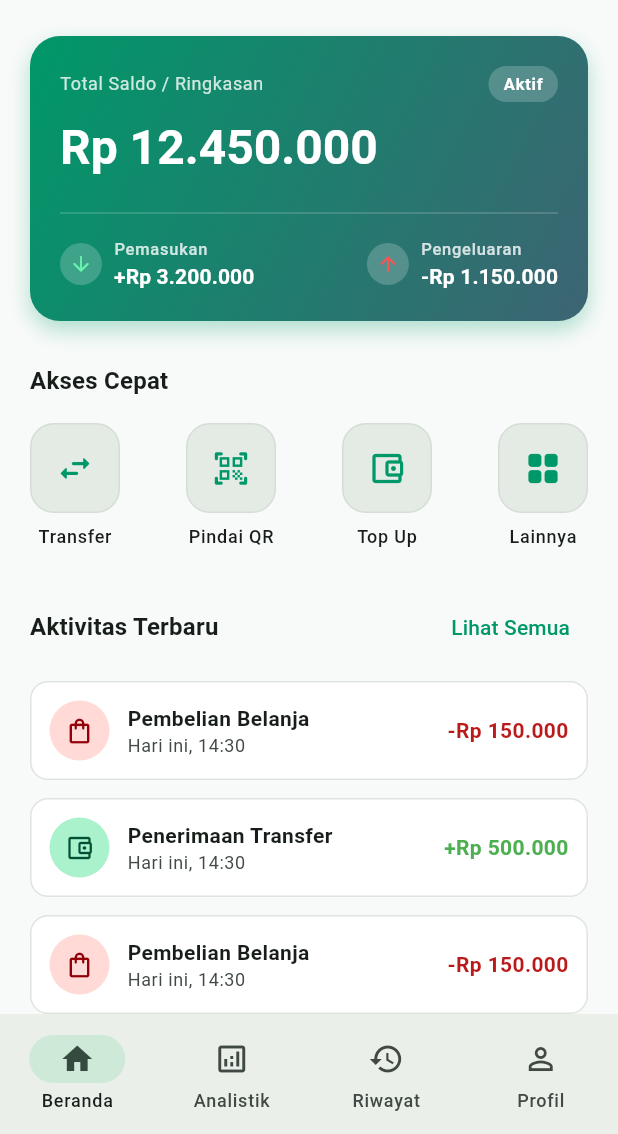
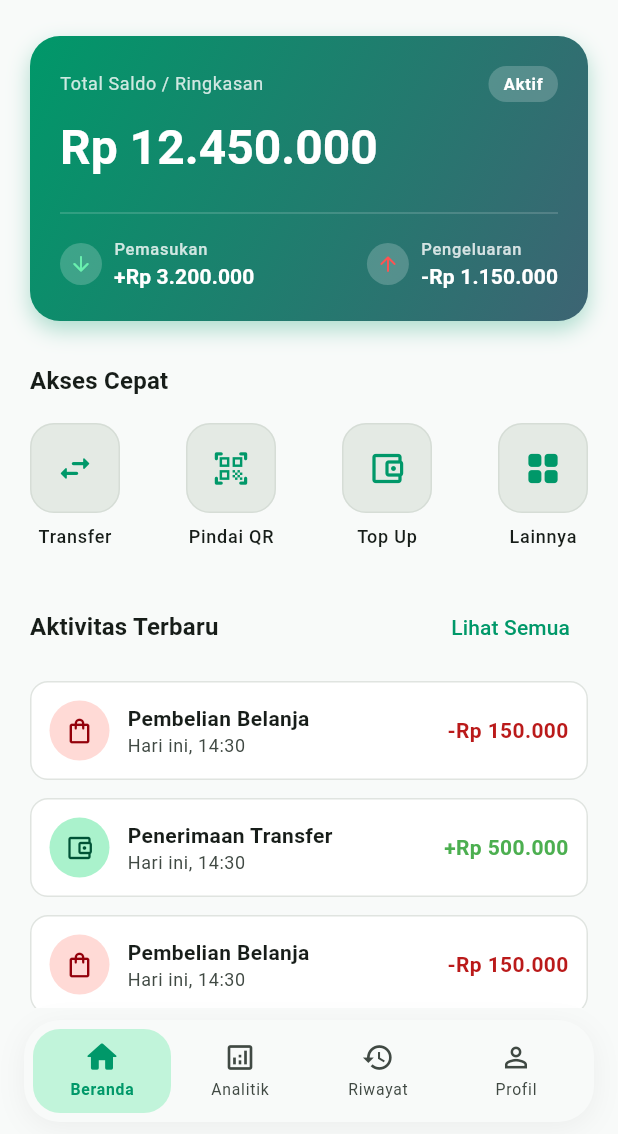
Before and after one commit to sirius-zee/flutter_app, a Flutter app: the MainScaffold screen opened by its route, on a phone screen of 412 x 824 dp, the part 102-1236 px from its top. Run offline on Flutter 3.47's test engine with Material 3 defaults, Android fonts, the phone set to English and light mode, and no system bars; our stand-ins replace flutter_svg, path_drawing, shared_preferences; accounts and stored records are empty.

```diff
--- a/lib/main.dart
+++ b/lib/main.dart
@@ -9,6 +9,7 @@ import 'package:my_app/screens/register_screen.dart';
 import 'package:my_app/screens/home_screen.dart';
 import 'package:my_app/screens/profile_screen.dart';
 import 'package:my_app/widgets/layout/main_scaffold.dart';
+import 'package:my_app/widgets/atoms/navigation/nav_animation_type.dart';
 
 void main() async {
   // Memastikan binding Flutter siap sebelum membaca SharedPreferences
@@ -100,6 +101,7 @@ class MyApp extends StatelessWidget {
               case '/home':
                 return MaterialPageRoute(
                   builder: (context) => const MainScaffold(
+                    animationType: NavAnimationType.slidingPill,
                     pages: [
                       HomeScreen(),
                       Center(child: Text('Halaman Analistik')),
--- /dev/null
+++ b/lib/widgets/atoms/navigation/animations/animations.dart
@@ -0,0 +1,4 @@
+export 'nav_item_content.dart';
+export 'sliding_pill_nav.dart';
+export 'animated_pill_nav.dart';
+export 'bottom_line_nav.dart';
--- /dev/null
+++ b/lib/widgets/atoms/navigation/animations/nav_item_content.dart
@@ -0,0 +1,50 @@
+import 'package:flutter/material.dart';
+import '../nav_animation_type.dart';
+
+class NavItemContent extends StatelessWidget {
+  final NavigationItemData item;
+  final bool isSelected;
+
+  const NavItemContent({
+    super.key,
+    required this.item,
+    required this.isSelected,
+  });
+
+  @override
+  Widget build(BuildContext context) {
+    final theme = Theme.of(context);
+    final colorScheme = theme.colorScheme;
+
+    return Column(
+      mainAxisAlignment: MainAxisAlignment.center,
+      children: [
+        AnimatedScale(
+          scale: isSelected ? 1.15 : 1.0,
+          duration: const Duration(milliseconds: 200),
+          curve: Curves.easeOutCubic,
+          child: Icon(
+            isSelected ? item.selectedIcon : item.icon,
+            color: isSelected
+                ? colorScheme.primary
+                : colorScheme.onSurfaceVariant,
+            size: 22,
+          ),
+        ),
+        const SizedBox(height: 3),
+        AnimatedDefaultTextStyle(
+          duration: const Duration(milliseconds: 200),
+          curve: Curves.easeOutCubic,
+          style: theme.textTheme.labelSmall!.copyWith(
+            fontWeight: isSelected ? FontWeight.bold : FontWeight.normal,
+            color: isSelected
+                ? colorScheme.primary
+                : colorScheme.onSurfaceVariant,
+            fontSize: 10.5,
+          ),
+          child: Text(item.label),
+        ),
+      ],
+    );
+  }
+}
--- /dev/null
+++ b/lib/widgets/atoms/navigation/animations/sliding_pill_nav.dart
@@ -0,0 +1,61 @@
+import 'package:flutter/material.dart';
+import '../nav_animation_type.dart';
+import 'nav_item_content.dart';
+
+class SlidingPillNav extends StatelessWidget {
+  final int selectedIndex;
+  final List<NavigationItemData> items;
+  final ValueChanged<int> onItemTapped;
+
+  const SlidingPillNav({
+    super.key,
+    required this.selectedIndex,
+    required this.items,
+    required this.onItemTapped,
+  });
+
+  @override
+  Widget build(BuildContext context) {
+    final colorScheme = Theme.of(context).colorScheme;
+
+    return LayoutBuilder(
+      builder: (context, constraints) {
+        final double itemWidth = constraints.maxWidth / items.length;
+
+        return Stack(
+          children: [
+            AnimatedPositioned(
+              duration: const Duration(milliseconds: 300),
+              curve: Curves.fastOutSlowIn,
+              left: selectedIndex * itemWidth,
+              top: 0,
+              bottom: 0,
+              width: itemWidth,
+              child: Container(
+                decoration: BoxDecoration(
+                  color: colorScheme.primaryContainer.withValues(alpha: 0.7),
+                  borderRadius: BorderRadius.circular(18),
+                ),
+              ),
+            ),
+            Row(
+              children: List.generate(items.length, (index) {
+                final isSelected = selectedIndex == index;
+                return Expanded(
+                  child: GestureDetector(
+                    behavior: HitTestBehavior.opaque,
+                    onTap: () => onItemTapped(index),
+                    child: NavItemContent(
+                      item: items[index],
+                      isSelected: isSelected,
+                    ),
+                  ),
+                );
+              }),
+            ),
+          ],
+        );
+      },
+    );
+  }
+}
--- /dev/null
+++ b/lib/widgets/atoms/navigation/custom_bottom_navigation_bar.dart
@@ -0,0 +1,60 @@
+import 'package:flutter/material.dart';
+import 'animations/animations.dart';
+import 'nav_animation_type.dart';
+
+class CustomBottomNavigationBar extends StatelessWidget {
+  final int selectedIndex;
+  final List<NavigationItemData> items;
+  final ValueChanged<int> onItemTapped;
+  final NavAnimationType animationType;
+
+  const CustomBottomNavigationBar({
+    super.key,
+    required this.selectedIndex,
+    required this.items,
+    required this.onItemTapped,
+    this.animationType = NavAnimationType.slidingPill,
+  });
+
+  @override
+  Widget build(BuildContext context) {
+    final theme = Theme.of(context);
+    final colorScheme = theme.colorScheme;
+
+    return SafeArea(
+      child: Container(
+        height: 68,
+        margin: const EdgeInsets.symmetric(horizontal: 16, vertical: 8),
+        padding: const EdgeInsets.all(6),
+        decoration: BoxDecoration(
+          color: colorScheme.surface,
+          borderRadius: BorderRadius.circular(24),
+          boxShadow: [
+            BoxShadow(
+              color: Colors.black.withValues(alpha: 0.05),
+              blurRadius: 16,
+              offset: const Offset(0, 4),
+            ),
+          ],
+        ),
+        child: switch (animationType) {
+          NavAnimationType.slidingPill => SlidingPillNav(
+            selectedIndex: selectedIndex,
+            items: items,
+            onItemTapped: onItemTapped,
+          ),
+          NavAnimationType.animatedPill => AnimatedPillNav(
+            selectedIndex: selectedIndex,
+            items: items,
+            onItemTapped: onItemTapped,
+          ),
+          NavAnimationType.bottomLine => BottomLineNav(
+            selectedIndex: selectedIndex,
+            items: items,
+            onItemTapped: onItemTapped,
+          ),
+        },
+      ),
+    );
+  }
+}
--- /dev/null
+++ b/lib/widgets/atoms/navigation/nav_animation_type.dart
@@ -0,0 +1,22 @@
+import 'package:flutter/material.dart';
+
+// Model Data Navigasi
+class NavigationItemData {
+  final IconData icon;
+  final IconData selectedIcon;
+  final String label;
+
+  const NavigationItemData({
+    required this.icon,
+    required this.selectedIcon,
+    required this.label,
+  });
+}
+
+// Enum Jenis Animasi Navigasi
+enum NavAnimationType {
+  slidingPill, // Animasi kapsul meluncur (yang sekarang)
+  animatedPill, // Animasi kapsul muncul per-item (yang terisolasi)
+  bottomLine, // Animasi garis indikator di bawah
+  // Tambahkan variasi animasi baru di sini di masa depan
+}
--- a/lib/widgets/layout/main_scaffold.dart
+++ b/lib/widgets/layout/main_scaffold.dart
@@ -1,9 +1,16 @@
 import 'package:flutter/material.dart';
+import 'package:my_app/widgets/atoms/navigation/custom_bottom_navigation_bar.dart';
+import 'package:my_app/widgets/atoms/navigation/nav_animation_type.dart';
 
 class MainScaffold extends StatefulWidget {
   final List<Widget> pages;
+  final NavAnimationType animationType;
 
-  const MainScaffold({super.key, required this.pages});
+  const MainScaffold({
+    super.key,
+    required this.pages,
+    this.animationType = NavAnimationType.slidingPill,
+  });
 
   @override
   State<MainScaffold> createState() => _MainScaffoldState();
@@ -12,39 +19,44 @@ class MainScaffold extends StatefulWidget {
 class _MainScaffoldState extends State<MainScaffold> {
   int _selectedIndex = 0;
 
+  static const List<NavigationItemData> _navItems = [
+    NavigationItemData(
+      icon: Icons.home_outlined,
+      selectedIcon: Icons.home_rounded,
+      label: 'Beranda',
+    ),
+    NavigationItemData(
+      icon: Icons.analytics_outlined,
+      selectedIcon: Icons.analytics_rounded,
+      label: 'Analitik',
+    ),
+    NavigationItemData(
+      icon: Icons.history_outlined,
+      selectedIcon: Icons.history_rounded,
+      label: 'Riwayat',
+    ),
+    NavigationItemData(
+      icon: Icons.person_outline,
+      selectedIcon: Icons.person_rounded,
+      label: 'Profil',
+    ),
+  ];
+
   @override
   Widget build(BuildContext context) {
     return Scaffold(
       body: IndexedStack(index: _selectedIndex, children: widget.pages),
-      bottomNavigationBar: NavigationBar(
+      bottomNavigationBar: CustomBottomNavigationBar(
         selectedIndex: _selectedIndex,
-        onDestinationSelected: (index) {
-          setState(() {
-            _selectedIndex = index;
-          });
+        items: _navItems,
+        animationType: widget.animationType,
+        onItemTapped: (index) {
+          if (_selectedIndex != index) {
+            setState(() {
+              _selectedIndex = index;
+            });
+          }
         },
-        destinations: const [
-          NavigationDestination(
-            icon: Icon(Icons.home_outlined),
-            selectedIcon: Icon(Icons.home),
-            label: 'Beranda',
-          ),
-          NavigationDestination(
-            icon: Icon(Icons.analytics_outlined),
-            selectedIcon: Icon(Icons.analytics),
-            label: 'Analistik',
-          ),
-          NavigationDestination(
-            icon: Icon(Icons.history_outlined),
-            selectedIcon: Icon(Icons.history),
-            label: 'Riwayat',
-          ),
-          NavigationDestination(
-            icon: Icon(Icons.person_outline),
-            selectedIcon: Icon(Icons.person),
-            label: 'Profil',
-          ),
-        ],
       ),
     );
   }
```
Also changed, not shown: lib/screens/login_screen.dart (+16 -16 lines), lib/screens/profile_screen.dart (+22 -3 lines), lib/widgets/atoms/dialogs/logout_confirm_dialog.dart (added, +97 -0 lines), lib/widgets/atoms/navigation/animations/animated_pill_nav.dart (added, +44 -0 lines), lib/widgets/atoms/navigation/animations/bottom_line_nav.dart (added, +61 -0 lines).
